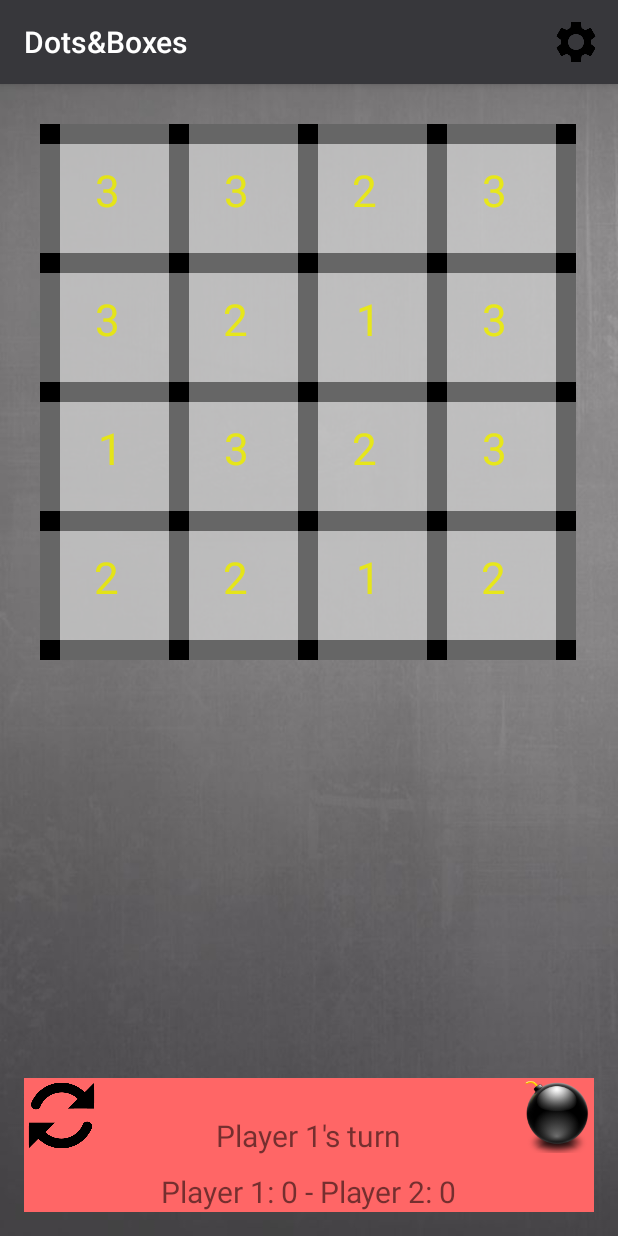
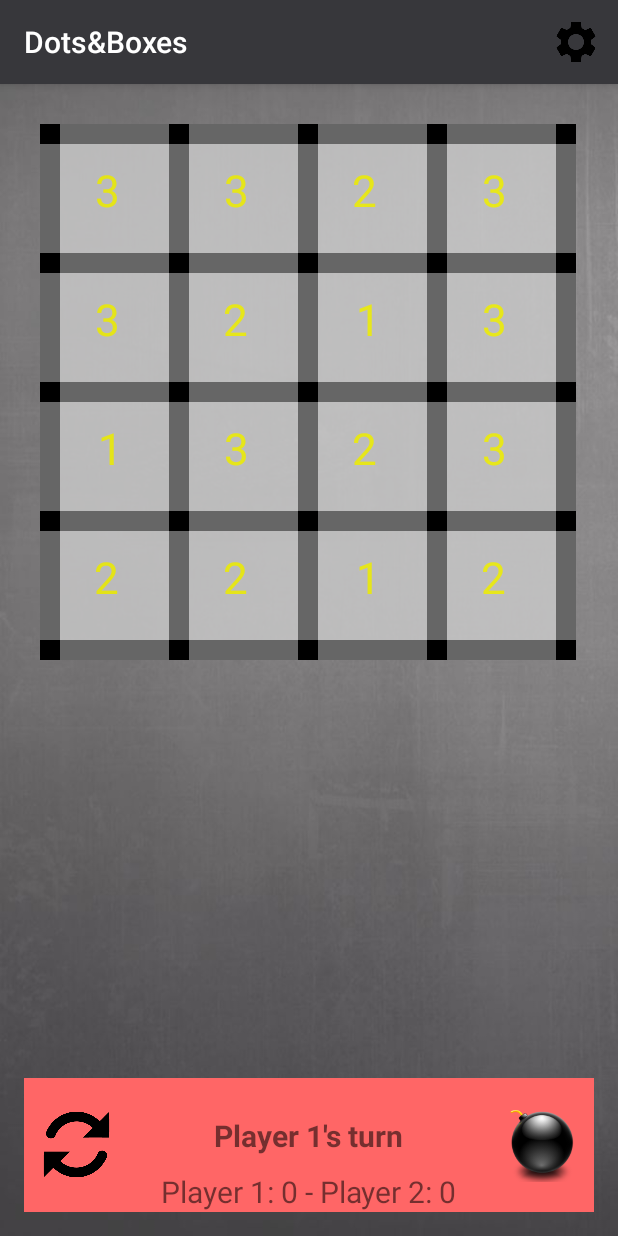
Before and after one commit to rickvanw/2015-2016-Project-Speelveld, an Android app: the screen it shows after launch (GameActivity), on a phone screen of 412 x 824 dp. Run offline under Robolectric (Android 15) with nearby library versions, the phone set to English and light mode, and no system bars.

Commit message:
layout change

```diff
--- a/app/src/main/res/layout/activity_game.xml
+++ b/app/src/main/res/layout/activity_game.xml
@@ -16,14 +16,17 @@
         android:layout_width="match_parent"
         android:layout_height="wrap_content"
         android:layout_alignParentBottom="true"
-        android:layout_alignParentEnd="true">
+        android:layout_alignParentEnd="true"
+        android:paddingLeft="10dp"
+        android:paddingRight="10dp">
 
         <Button
             android:id="@+id/buttonPowerUpTakeBox"
             android:layout_width="50dp"
             android:layout_height="50dp"
-            android:layout_marginBottom="20sp"
-            android:background="@drawable/takeoverbutton" />
+            android:background="@drawable/takeoverbutton"
+            android:layout_centerVertical="true"
+            android:layout_alignParentStart="true" />
 
         <LinearLayout
             android:id="@+id/linearlayout_game_info"
@@ -47,7 +50,8 @@
                 android:layout_height="wrap_content"
                 android:layout_gravity="center_horizontal"
                 android:text="@string/placeholder"
-                android:textSize="20sp" />
+                android:textSize="20sp"
+                android:textStyle="bold"/>
 
             <TextView
                 android:id="@+id/txt_score"
@@ -65,7 +69,7 @@
             android:layout_width="50dp"
             android:layout_height="50dp"
             android:background="@drawable/bombbutton"
-            android:layout_alignParentTop="true"
+            android:layout_centerVertical="true"
             android:layout_alignParentEnd="true" />
     </RelativeLayout>
 
```
